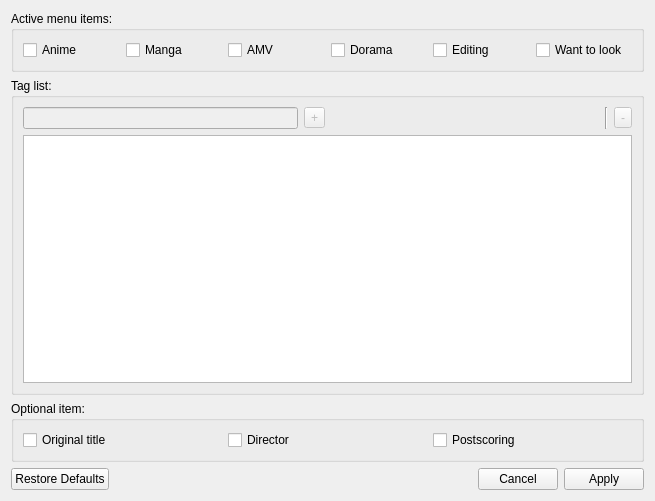
LibertaSoft/DatabaseAnime, file formsettings.ui: the form before one commit.
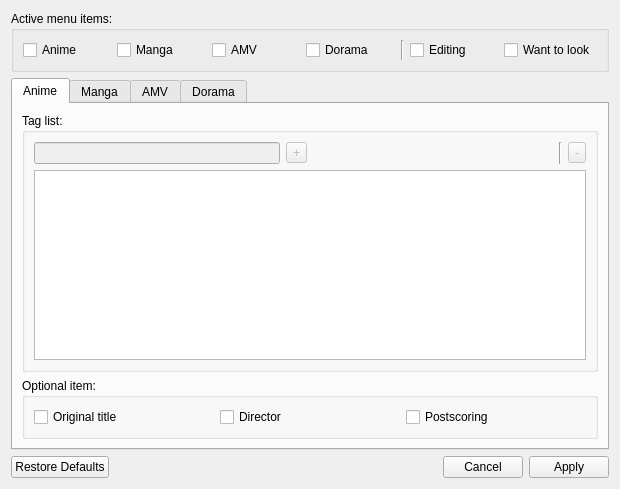
The form after the commit. Icons and pictures are not drawn.

The edit to the form file:
```diff
--- a/formsettings.ui
+++ b/formsettings.ui
@@ -9,8 +9,8 @@
    <rect>
     <x>0</x>
     <y>0</y>
-    <width>655</width>
-    <height>501</height>
+    <width>620</width>
+    <height>489</height>
    </rect>
   </property>
   <property name="windowTitle">
@@ -63,6 +63,13 @@
         </property>
        </widget>
       </item>
+      <item>
+       <widget class="Line" name="line_2">
+        <property name="orientation">
+         <enum>Qt::Vertical</enum>
+        </property>
+       </widget>
+      </item>
       <item>
        <widget class="QCheckBox" name="CheckBox_EnableEditing">
         <property name="text">
@@ -81,6 +88,25 @@
     </widget>
    </item>
    <item>
+    <widget class="QTabWidget" name="tabWidget">
+     <property name="enabled">
+      <bool>true</bool>
+     </property>
+     <property name="currentIndex">
+      <number>0</number>
+     </property>
+     <property name="documentMode">
+      <bool>false</bool>
+     </property>
+     <property name="tabsClosable">
+      <bool>false</bool>
+     </property>
+     <widget class="QWidget" name="tab">
+      <attribute name="title">
+       <string>Anime</string>
+      </attribute>
+      <layout class="QVBoxLayout" name="verticalLayout_3">
+       <item>
     <widget class="QGroupBox" name="GBox_EditTags">
      <property name="title">
       <string>Tag list:</string>
@@ -201,6 +227,27 @@
        </widget>
       </item>
      </layout>
+        </widget>
+       </item>
+      </layout>
+     </widget>
+     <widget class="QWidget" name="tab_2">
+      <attribute name="title">
+       <string>Manga</string>
+      </attribute>
+     </widget>
+     <widget class="QWidget" name="tab_3">
+      <attribute name="title">
+       <string>AMV</string>
+      </attribute>
+     </widget>
+     <widget class="QWidget" name="tab_4">
+      <attribute name="title">
+       <string>Dorama</string>
+      </attribute>
+      <zorder>GBox_EditTags</zorder>
+      <zorder>GBox_FieldsForEdit</zorder>
+     </widget>
     </widget>
    </item>
    <item>
```
Left out of the diff: 4 changed lines with no effect on the pictures. Lines whose indentation alone changed are shown as unchanged.
